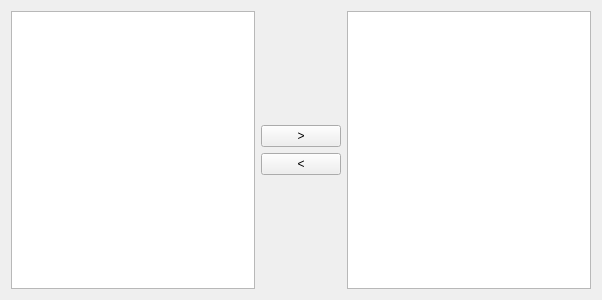
Old version of the form multiselectwidget.ui in the repository QubesOS/qubes-manager.
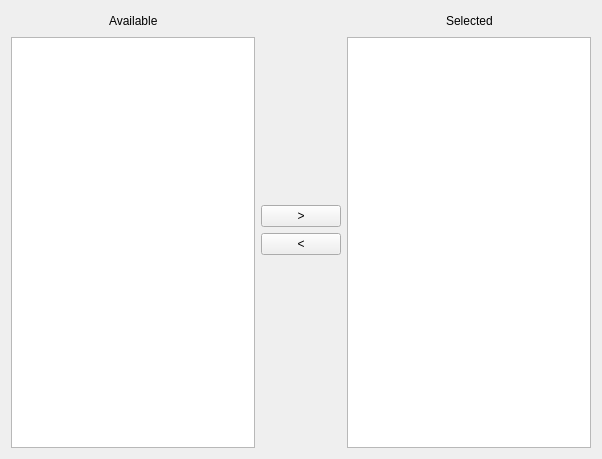
New version of the form.

Commit message: Appmenu_select window with a multiselect widget instead of a table with checkboxes. Plus a sketch of settings dialog.

What changed in the file:
```diff
--- a/multiselectwidget.ui
+++ b/multiselectwidget.ui
@@ -7,13 +7,13 @@
     <x>0</x>
     <y>0</y>
     <width>602</width>
-    <height>300</height>
+    <height>459</height>
    </rect>
   </property>
   <property name="windowTitle">
    <string>Form</string>
   </property>
-  <layout class="QHBoxLayout" name="horizontalLayout">
+  <layout class="QHBoxLayout" name="horizontalLayout_3">
    <item>
     <spacer name="horizontalSpacer">
      <property name="orientation">
@@ -28,7 +28,48 @@
     </spacer>
    </item>
    <item>
-    <widget class="QListWidget" name="available_list"/>
+    <layout class="QVBoxLayout" name="verticalLayout_2">
+     <item>
+      <layout class="QHBoxLayout" name="horizontalLayout">
+       <item>
+        <spacer name="horizontalSpacer_3">
+         <property name="orientation">
+          <enum>Qt::Horizontal</enum>
+         </property>
+         <property name="sizeHint" stdset="0">
+          <size>
+           <width>40</width>
+           <height>20</height>
+          </size>
+         </property>
+        </spacer>
+       </item>
+       <item>
+        <widget class="QLabel" name="label">
+         <property name="text">
+          <string>Available</string>
+         </property>
+        </widget>
+       </item>
+       <item>
+        <spacer name="horizontalSpacer_4">
+         <property name="orientation">
+          <enum>Qt::Horizontal</enum>
+         </property>
+         <property name="sizeHint" stdset="0">
+          <size>
+           <width>40</width>
+           <height>20</height>
+          </size>
+         </property>
+        </spacer>
+       </item>
+      </layout>
+     </item>
+     <item>
+      <widget class="QListWidget" name="available_list"/>
+     </item>
+    </layout>
    </item>
    <item>
     <layout class="QVBoxLayout" name="verticalLayout">
@@ -75,7 +116,48 @@
     </layout>
    </item>
    <item>
-    <widget class="QListWidget" name="selected_list"/>
+    <layout class="QVBoxLayout" name="verticalLayout_4">
+     <item>
+      <layout class="QHBoxLayout" name="horizontalLayout_2">
+       <item>
+        <spacer name="horizontalSpacer_5">
+         <property name="orientation">
+          <enum>Qt::Horizontal</enum>
+         </property>
+         <property name="sizeHint" stdset="0">
+          <size>
+           <width>40</width>
+           <height>20</height>
+          </size>
+         </property>
+        </spacer>
+       </item>
+       <item>
+        <widget class="QLabel" name="label_2">
+         <property name="text">
+          <string>Selected</string>
+         </property>
+        </widget>
+       </item>
+       <item>
+        <spacer name="horizontalSpacer_6">
+         <property name="orientation">
+          <enum>Qt::Horizontal</enum>
+         </property>
+         <property name="sizeHint" stdset="0">
+          <size>
+           <width>40</width>
+           <height>20</height>
+          </size>
+         </property>
+        </spacer>
+       </item>
+      </layout>
+     </item>
+     <item>
+      <widget class="QListWidget" name="selected_list"/>
+     </item>
+    </layout>
    </item>
    <item>
     <spacer name="horizontalSpacer_2">
```
The commit also changes 2 other files.
